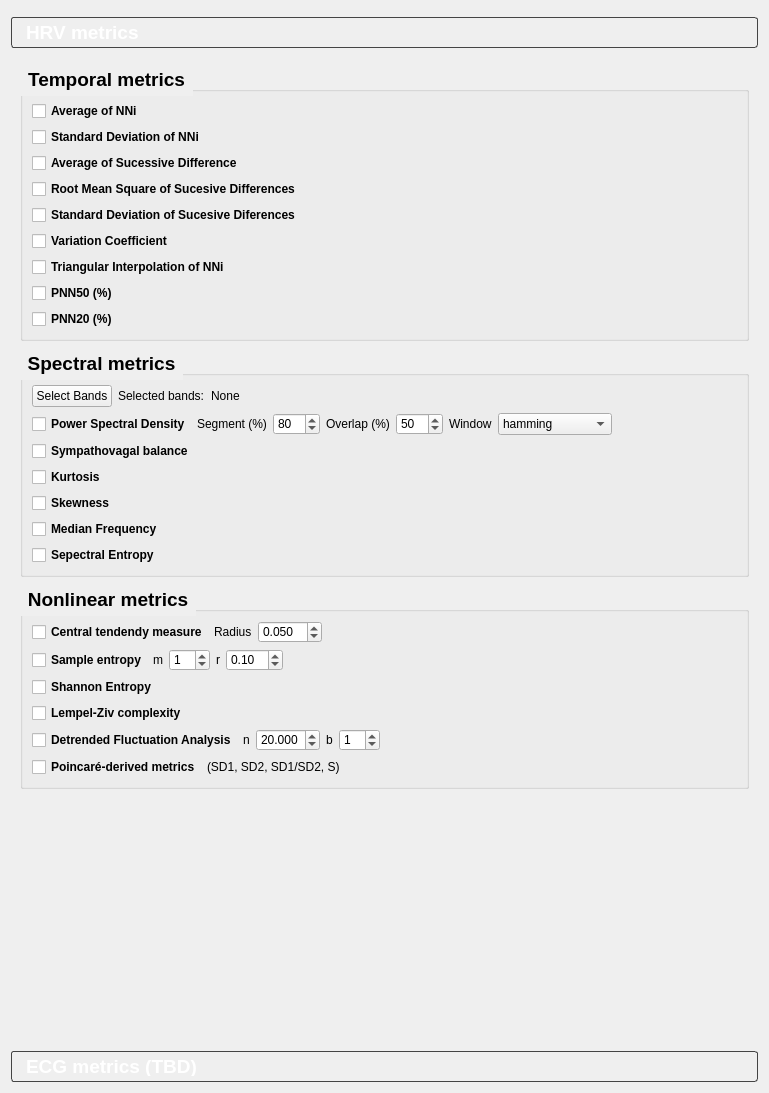
First picture: the form in ecg_features/parameters/view.ui, repository medusabci/medusa-analyzer, before the edit.
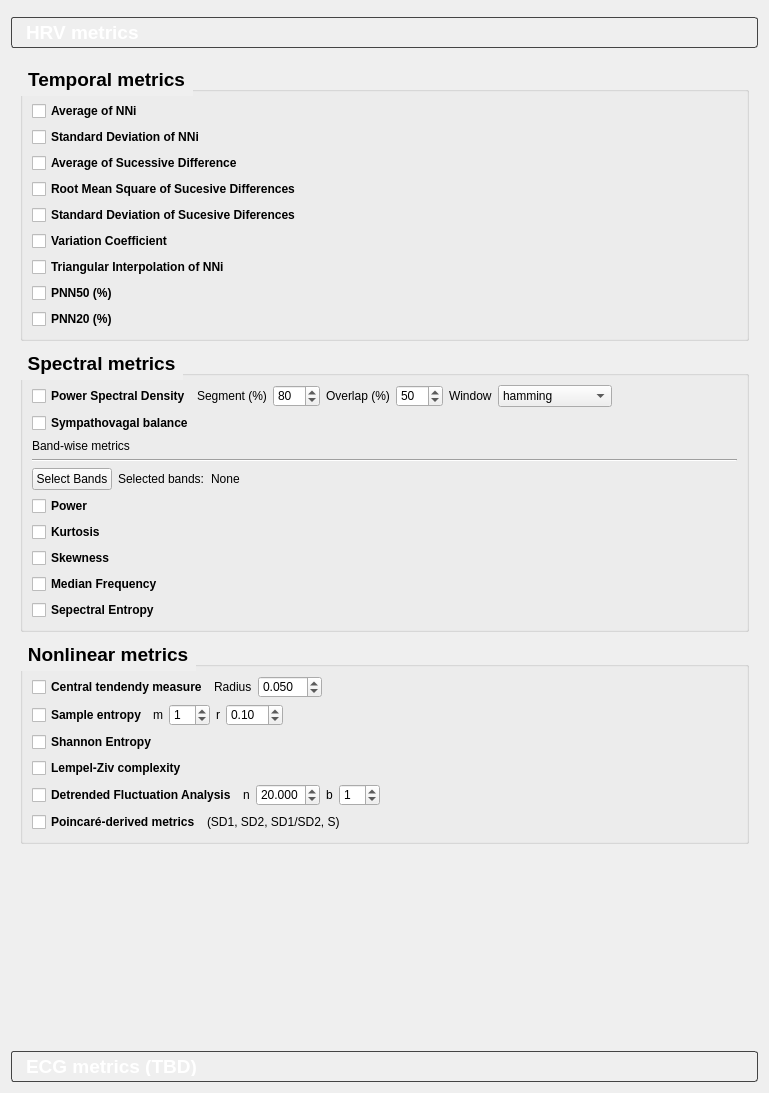
Second picture: the form after the edit.

Commit message: Refactor leads controller and UI to enhance condition selection and improve layout

```diff
--- a/ecg_features/parameters/view.ui
+++ b/ecg_features/parameters/view.ui
@@ -60,8 +60,8 @@
        <rect>
         <x>0</x>
         <y>0</y>
-        <width>747</width>
-        <height>968</height>
+        <width>751</width>
+        <height>985</height>
        </rect>
       </property>
       <attribute name="label">
@@ -749,44 +749,6 @@
           <string>Spectral metrics</string>
          </property>
          <layout class="QVBoxLayout" name="verticalLayout_2">
-          <item>
-           <layout class="QHBoxLayout" name="horizontalLayout_5">
-            <item>
-             <widget class="QPushButton" name="bandButton">
-              <property name="text">
-               <string>Select Bands</string>
-              </property>
-             </widget>
-            </item>
-            <item>
-             <widget class="QLabel" name="selectedbandsLabel">
-              <property name="text">
-               <string>Selected bands:</string>
-              </property>
-             </widget>
-            </item>
-            <item>
-             <widget class="QLabel" name="bandLabel">
-              <property name="text">
-               <string>None</string>
-              </property>
-             </widget>
-            </item>
-            <item>
-             <spacer name="horizontalSpacer_4">
-              <property name="orientation">
-               <enum>Qt::Horizontal</enum>
-              </property>
-              <property name="sizeHint" stdset="0">
-               <size>
-                <width>40</width>
-                <height>20</height>
-               </size>
-              </property>
-             </spacer>
-            </item>
-           </layout>
-          </item>
           <item>
            <layout class="QHBoxLayout" name="horizontalLayout">
             <item>
@@ -962,6 +924,88 @@
             </item>
            </layout>
           </item>
+          <item>
+           <widget class="QLabel" name="label">
+            <property name="text">
+             <string>Band-wise metrics</string>
+            </property>
+           </widget>
+          </item>
+          <item>
+           <widget class="Line" name="line">
+            <property name="orientation">
+             <enum>Qt::Horizontal</enum>
+            </property>
+           </widget>
+          </item>
+          <item>
+           <layout class="QHBoxLayout" name="horizontalLayout_5">
+            <item>
+             <widget class="QPushButton" name="bandButton">
+              <property name="text">
+               <string>Select Bands</string>
+              </property>
+             </widget>
+            </item>
+            <item>
+             <widget class="QLabel" name="selectedbandsLabel">
+              <property name="text">
+               <string>Selected bands:</string>
+              </property>
+             </widget>
+            </item>
+            <item>
+             <widget class="QLabel" name="bandLabel">
+              <property name="text">
+               <string>None</string>
+              </property>
+             </widget>
+            </item>
+            <item>
+             <spacer name="horizontalSpacer_4">
+              <property name="orientation">
+               <enum>Qt::Horizontal</enum>
+              </property>
+              <property name="sizeHint" stdset="0">
+               <size>
+                <width>40</width>
+                <height>20</height>
+               </size>
+              </property>
+             </spacer>
+            </item>
+           </layout>
+          </item>
+          <item>
+           <layout class="QHBoxLayout" name="horizontalLayout_6">
+            <item>
+             <widget class="QCheckBox" name="powerCBox">
+              <property name="font">
+               <font>
+                <weight>75</weight>
+                <bold>true</bold>
+               </font>
+              </property>
+              <property name="text">
+               <string>Power</string>
+              </property>
+             </widget>
+            </item>
+            <item>
+             <spacer name="horizontalSpacer_5">
+              <property name="orientation">
+               <enum>Qt::Horizontal</enum>
+              </property>
+              <property name="sizeHint" stdset="0">
+               <size>
+                <width>40</width>
+                <height>20</height>
+               </size>
+              </property>
+             </spacer>
+            </item>
+           </layout>
+          </item>
           <item>
            <layout class="QHBoxLayout" name="horizontalLayout_25">
             <item>
```
Left out of the diff: 4 changed lines with no effect on the pictures. The commit also changes 13 other files.
